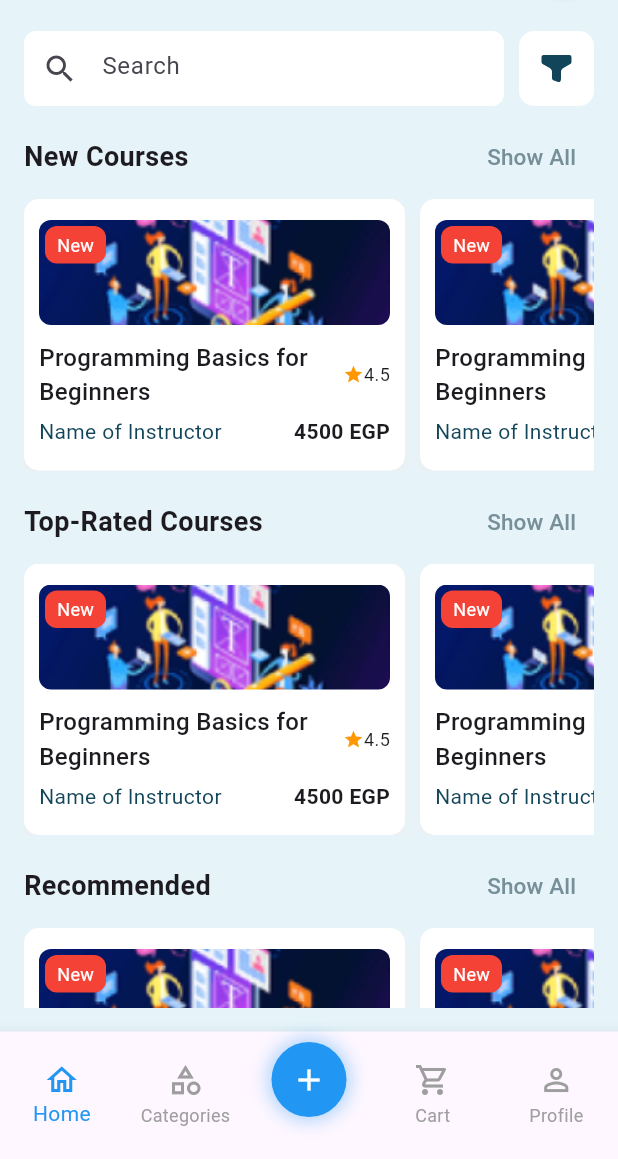
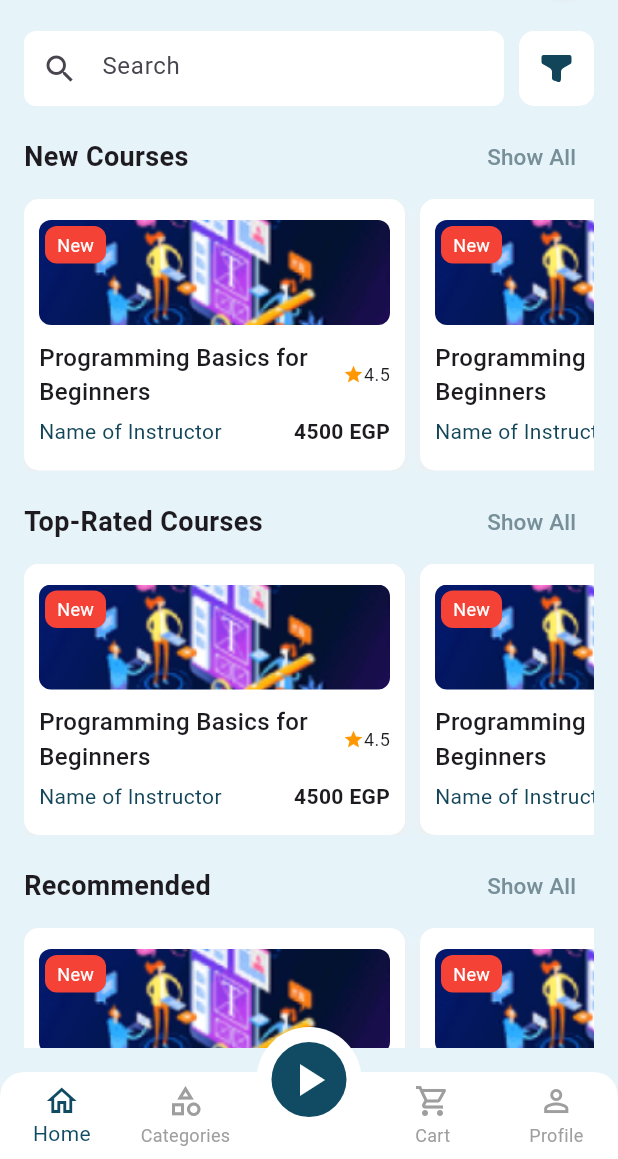
Before and after one commit to doaasafwat/Online_Courses_App, a Flutter app: the HomeView screen opened directly, on a phone screen of 412 x 824 dp, the part 77-1236 px from its top. Run offline on Flutter 3.47's test engine with Material 3 defaults, Android fonts, the phone set to English and light mode, and no system bars; our stand-ins replace flutter_svg.

Commit message:
nav bar done

```diff
--- a/lib/views/Home/home_view.dart
+++ b/lib/views/Home/home_view.dart
@@ -1,6 +1,10 @@
 import 'package:flutter/material.dart';
 import 'package:online_courses_app/const.dart';
+import 'package:online_courses_app/views/Cart/cart_view.dart';
+import 'package:online_courses_app/views/Categories/categories_view.dart';
 import 'package:online_courses_app/views/Home/home_view_body.dart';
+import 'package:online_courses_app/views/Profile/profile_view.dart';
+import 'package:online_courses_app/views/courses/courses_view.dart';
 
 class HomeView extends StatefulWidget {
   const HomeView({super.key});
@@ -11,19 +15,22 @@ class HomeView extends StatefulWidget {
 
 class _HomeViewState extends State<HomeView> {
   int _currentIndex = 0;
+  bool _isCentralIconPressed = false;
 
   final List<Widget> _pages = [
     const HomeViewBody(),
-    Center(child: Text('Categories Page')),
-    Center(child: Text('Cart Page')),
-    Center(child: Text('Profile Page')),
+    const CategoriesView(),
+    const CoursesView(),
+    const CartView(),
+    const ProfileView(),
   ];
 
   @override
   Widget build(BuildContext context) {
     return Scaffold(
       backgroundColor: backgroundColor,
-      appBar: AppBar(
+      appBar: _currentIndex == 0
+          ? AppBar(
               automaticallyImplyLeading: false,
               elevation: 0,
               backgroundColor: backgroundColor,
@@ -68,58 +75,114 @@ class _HomeViewState extends State<HomeView> {
                   ),
                 ),
               ],
-      ),
+            )
+          : null,
       body: _pages[_currentIndex],
-      bottomNavigationBar: BottomNavigationBar(
+      bottomNavigationBar: Stack(
+        clipBehavior: Clip.none,
+        children: [
+          ClipRRect(
+            borderRadius: const BorderRadius.only(
+                topLeft: Radius.circular(16), topRight: Radius.circular(16)),
+            child: BottomNavigationBar(
               currentIndex: _currentIndex,
               onTap: (index) {
                 setState(() {
+                  if (index != 2) {
+                    _isCentralIconPressed = false;
                     _currentIndex = index;
+                  }
                 });
               },
-        selectedItemColor: Colors.blue,
+              backgroundColor: Colors.white,
+              selectedItemColor:
+                  _isCentralIconPressed ? Colors.grey : primaryColor,
               unselectedItemColor: Colors.grey,
               showSelectedLabels: true,
               showUnselectedLabels: true,
               type: BottomNavigationBarType.fixed,
+              selectedFontSize: 14,
+              unselectedFontSize: 12,
               items: [
-          const BottomNavigationBarItem(
-            icon: Icon(Icons.home_outlined),
+                BottomNavigationBarItem(
+                  icon: Icon(
+                    Icons.home_outlined,
+                    color: _isCentralIconPressed && _currentIndex != 0
+                        ? Colors.grey
+                        : null,
+                  ),
                   label: 'Home',
                 ),
-          const BottomNavigationBarItem(
-            icon: Icon(Icons.category_outlined),
+                BottomNavigationBarItem(
+                  icon: Icon(
+                    Icons.category_outlined,
+                    color: _isCentralIconPressed && _currentIndex != 1
+                        ? Colors.grey
+                        : null,
+                  ),
                   label: 'Categories',
                 ),
+                const BottomNavigationBarItem(
+                  icon: SizedBox.shrink(),
+                  label: '',
+                ),
                 BottomNavigationBarItem(
-            icon: Container(
-              width: 50,
-              height: 50,
-              decoration: BoxDecoration(
-                color: Colors.blue,
-                shape: BoxShape.circle,
-                boxShadow: [
-                  BoxShadow(
-                    color: Colors.blue.withOpacity(0.4),
-                    blurRadius: 10,
-                    spreadRadius: 2,
+                  icon: Icon(
+                    Icons.shopping_cart_outlined,
+                    color: _isCentralIconPressed && _currentIndex != 3
+                        ? Colors.grey
+                        : null,
+                  ),
+                  label: 'Cart',
+                ),
+                BottomNavigationBarItem(
+                  icon: Icon(
+                    Icons.person_outline,
+                    color: _isCentralIconPressed && _currentIndex != 4
+                        ? Colors.grey
+                        : null,
+                  ),
+                  label: 'Profile',
                 ),
               ],
             ),
-              child: const Icon(
-                Icons.add, // أيقونة إضافة جديدة
+          ),
+          Positioned(
+            top: -30,
+            left: MediaQuery.of(context).size.width / 2 - 35,
+            child: Stack(
+              alignment: Alignment.center,
+              children: [
+                Container(
+                  width: 70,
+                  height: 70,
+                  decoration: const BoxDecoration(
                     color: Colors.white,
+                    shape: BoxShape.circle,
                   ),
                 ),
-            label: '',
+                GestureDetector(
+                  onTap: () {
+                    setState(() {
+                      _isCentralIconPressed = true;
+                    });
+                  },
+                  child: Container(
+                    width: 50,
+                    height: 50,
+                    decoration: const BoxDecoration(
+                      color: primaryColor,
+                      shape: BoxShape.circle,
                     ),
-          const BottomNavigationBarItem(
-            icon: Icon(Icons.shopping_cart_outlined),
-            label: 'Cart',
+                    child: const Icon(
+                      Icons.play_arrow,
+                      color: Colors.white,
+                      size: 36,
                     ),
-          const BottomNavigationBarItem(
-            icon: Icon(Icons.person_outline),
-            label: 'Profile',
+                  ),
+                ),
+              ],
+            ),
           ),
         ],
       ),
--- a/lib/views/Home/home_view_body.dart
+++ b/lib/views/Home/home_view_body.dart
@@ -1,5 +1,4 @@
 import 'package:flutter/material.dart';
-import 'package:flutter_svg/svg.dart';
 import 'package:online_courses_app/widgets/circle_instructor_list_view.dart';
 import 'package:online_courses_app/widgets/courses_card_list_view.dart';
 import 'package:online_courses_app/widgets/search_bar.dart';
```
Also changed, not shown: lib/views/Cart/cart_view.dart (added, +10 -0 lines), lib/views/Categories/categories_view.dart (added, +10 -0 lines), lib/views/Profile/profile_view.dart (added, +10 -0 lines), lib/views/courses/courses_view.dart (added, +10 -0 lines), lib/widgets/nav_bar.dart (deleted, +0 -105 lines). Lines whose indentation alone changed are shown as unchanged.
